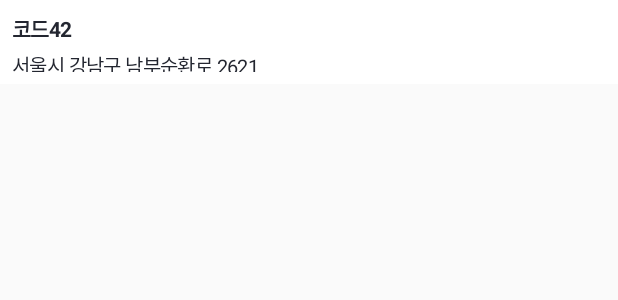
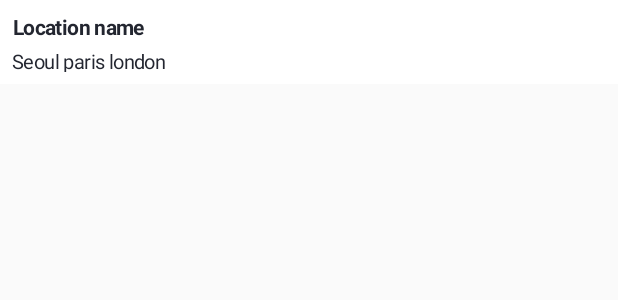
Before and after one commit to Nanamare/GrabSample, an Android app: the layout recent_search_place_item.xml on its own in the app's theme, with its tools: preview values and no code run, on a phone screen of 412 x 824 dp. Shown: the top 300 px of the screen. Run offline under Robolectric (Android 15) with nearby library versions, the phone set to English and light mode, and no system bars.

```diff
--- a/app/src/main/res/layout/recent_search_place_item.xml
+++ b/app/src/main/res/layout/recent_search_place_item.xml
@@ -27,7 +27,7 @@
             android:ellipsize="end"
             android:maxLines="1"
             android:text="@{location.name}"
-            tools:text="코드42" />
+            tools:text="Location name" />
 
         <androidx.appcompat.widget.AppCompatTextView
             android:id="@+id/tv_address"
@@ -38,7 +38,7 @@
             android:ellipsize="end"
             android:maxLines="1"
             android:text="@{location.addressName}"
-            tools:text="서울시 강남구 남부순환로 2621" />
+            tools:text="Seoul paris london" />
 
     </LinearLayout>
 
--- a/app/src/main/res/layout/search_place_item.xml
+++ b/app/src/main/res/layout/search_place_item.xml
@@ -22,7 +22,7 @@
             android:layout_height="wrap_content"
             android:ellipsize="end"
             android:maxLines="1"
-            tools:text="코드42" />
+            tools:text="Location name" />
 
         <androidx.appcompat.widget.AppCompatTextView
             android:id="@+id/tv_address"
@@ -32,7 +32,7 @@
             android:layout_marginTop="4dp"
             android:ellipsize="end"
             android:maxLines="1"
-            tools:text="서울시 강남구 남부순환로 2621" />
+            tools:text="Seoul paris london" />
 
 
     </LinearLayout>
--- a/app/src/main/res/layout/select_place_bottom_sheet_dialog.xml
+++ b/app/src/main/res/layout/select_place_bottom_sheet_dialog.xml
@@ -31,7 +31,7 @@
             app:layout_constraintEnd_toEndOf="parent"
             app:layout_constraintStart_toStartOf="parent"
             app:layout_constraintTop_toTopOf="parent"
-            tools:text="코드42" />
+            tools:text="location name" />
 
         <androidx.appcompat.widget.AppCompatTextView
             android:id="@+id/tv_desc"
@@ -42,7 +42,7 @@
             android:text="@{String.format(@string/tv_address_description, mapVM.liveSelectPlaceType)}"
             app:layout_constraintStart_toStartOf="parent"
             app:layout_constraintTop_toBottomOf="@+id/tv_location_name"
-            tools:text="설명 넣기" />
+            tools:text="description" />
 
         <androidx.appcompat.widget.AppCompatTextView
             android:id="@+id/tv_destination"
```
Also changed, not shown: 2 other files.
